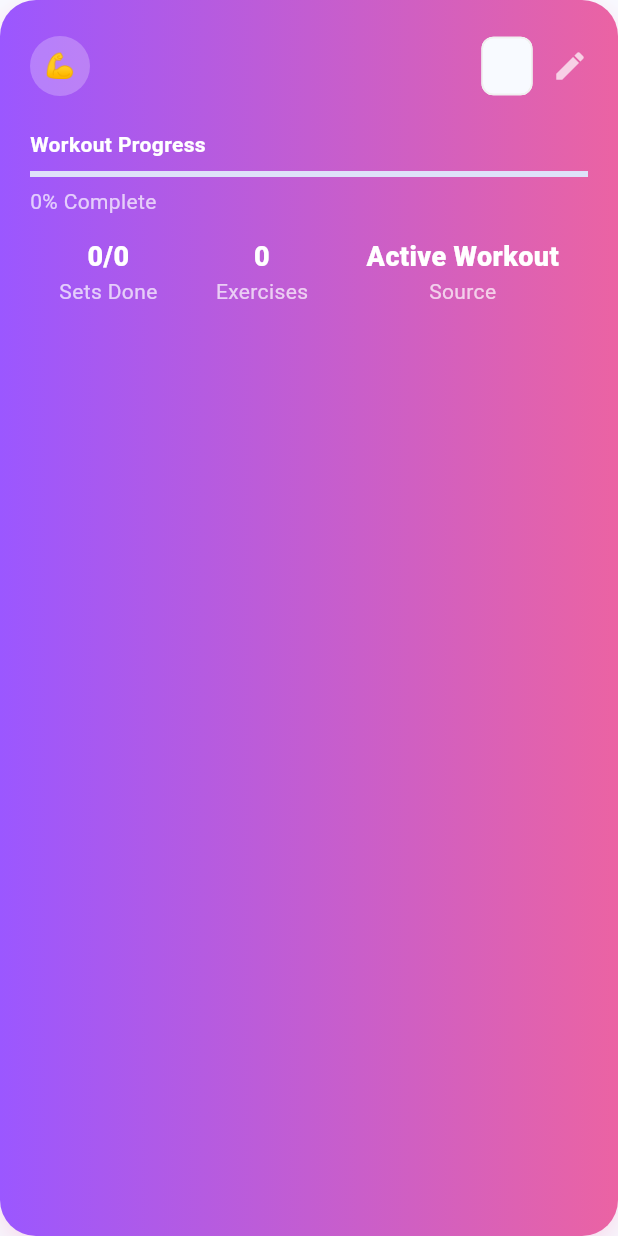
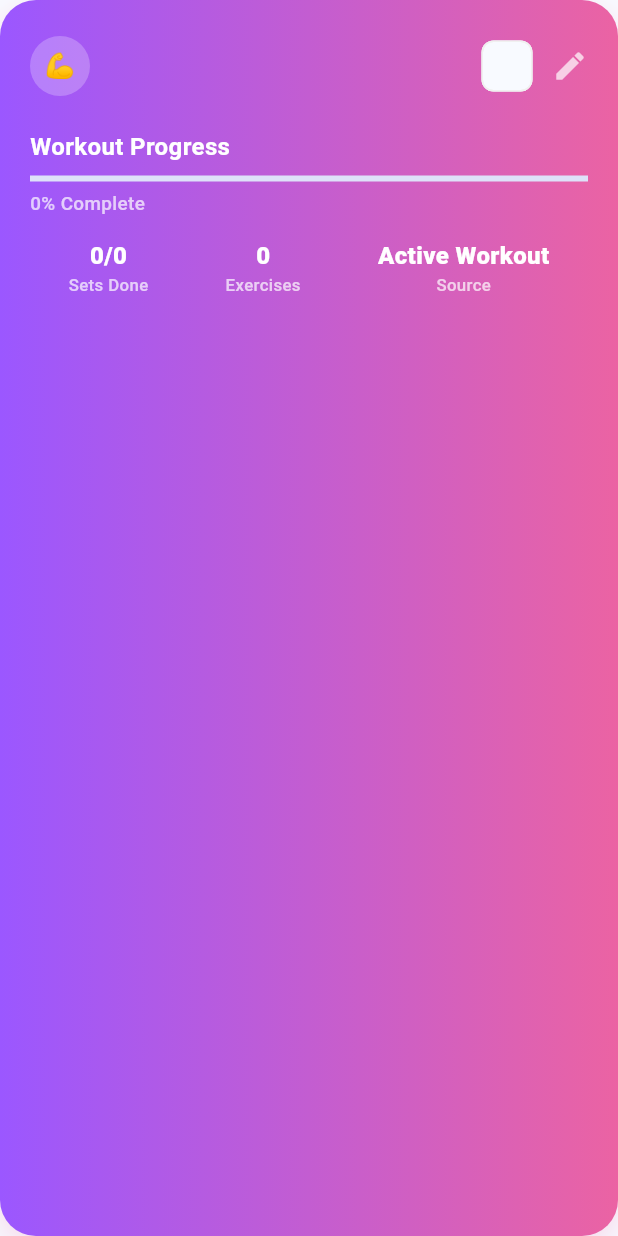
Before and after one commit to Davidam197/fitflow-fitness-app, a Flutter app: the _Header widget shown alone on an empty page, opened directly with empty values, on a phone screen of 412 x 824 dp. Run offline on Flutter 3.47's test engine with Material 3 defaults, Android fonts, the phone set to English and light mode, and no system bars; our stand-ins replace hive, hive_flutter; accounts and stored records are empty.

Commit message:
Improve text sizing and responsiveness across workout detail screen
- Make all text sizes responsive using Responsive utility
- Optimize exercise card text for better readability
- Improve header text sizing with proper font weights
- Make button text and icons scale with screen size
- Fix context issue in _mini method with Builder widget
- Ensure consistent text hierarchy across all screen sizes
- Fix web scraping service static method calls
- Enhance visual hierarchy with proper font sizing ratios

Text now scales beautifully on all device sizes from phones to tablets!

```diff
--- a/lib/screens/workout_detail_screen.dart
+++ b/lib/screens/workout_detail_screen.dart
@@ -50,7 +50,19 @@ class WorkoutDetailScreen extends StatelessWidget {
           if (w.isCompleted)
             FilledButton(
               onPressed: () => prov.resetWorkout(w.id),
-              child: const Text('Restart Workout'),
+              style: FilledButton.styleFrom(
+                padding: EdgeInsets.symmetric(
+                  vertical: Responsive.getSpacing(context),
+                  horizontal: Responsive.getSpacing(context) * 1.5,
+                ),
+              ),
+              child: Text(
+                'Restart Workout',
+                style: TextStyle(
+                  fontSize: Responsive.getBodyFontSize(context),
+                  fontWeight: FontWeight.w600,
+                ),
+              ),
             ),
         ],
       ),
@@ -71,19 +83,49 @@ class _Header extends StatelessWidget {
         Row(children: [
           const CircleAvatar(backgroundColor: Colors.white24, child: Text('💪')),
           const SizedBox(width: 12),
-          Expanded(child: Text(w.name, style: Theme.of(context).textTheme.headlineSmall?.copyWith(color: Colors.white))),
+          Expanded(
+            child: Text(
+              w.name,
+              style: TextStyle(
+                fontSize: Responsive.getTitleFontSize(context),
+                fontWeight: FontWeight.w800,
+                color: Colors.white,
+              ),
+            ),
+          ),
           const SizedBox(width: 8),
-          Chip(label: Text(w.category)),
+          Chip(
+            label: Text(
+              w.category,
+              style: TextStyle(
+                fontSize: Responsive.getBodyFontSize(context) * 0.8,
+                fontWeight: FontWeight.w600,
+              ),
+            ),
+          ),
           const SizedBox(width: 6),
           const Icon(Icons.edit, color: Colors.white70),
         ]),
         const SizedBox(height: 18),
-        const Text('Workout Progress', style: TextStyle(color: Colors.white, fontWeight: FontWeight.w700)),
+        Text(
+          'Workout Progress',
+          style: TextStyle(
+            color: Colors.white,
+            fontWeight: FontWeight.w700,
+            fontSize: Responsive.getSubtitleFontSize(context),
+          ),
+        ),
         const SizedBox(height: 8),
         LinearProgressIndicator(value: w.progress.clamp(0,1)),
         const SizedBox(height: 6),
-        Text('${w.progressPercent}% Complete',
-            style: const TextStyle(color: Colors.white70)),
+        Text(
+          '${w.progressPercent}% Complete',
+          style: TextStyle(
+            color: Colors.white70,
+            fontSize: Responsive.getBodyFontSize(context) * 0.9,
+            fontWeight: FontWeight.w500,
+          ),
+        ),
         const SizedBox(height: 14),
         Row(mainAxisAlignment: MainAxisAlignment.spaceAround, children: [
           _mini('🏋️', '${w.completedSets}/${w.totalSets}', 'Sets Done'),
@@ -94,10 +136,28 @@ class _Header extends StatelessWidget {
     );
   }
 
-  Widget _mini(String emoji, String value, String label) => Column(children: [
-    Text(value, style: const TextStyle(color: Colors.white, fontWeight: FontWeight.w800, fontSize: 18)),
-    Text(label, style: const TextStyle(color: Colors.white70)),
-  ]);
+  Widget _mini(String emoji, String value, String label) {
+    return Builder(
+      builder: (context) => Column(children: [
+        Text(
+          value,
+          style: TextStyle(
+            color: Colors.white,
+            fontWeight: FontWeight.w800,
+            fontSize: Responsive.getSubtitleFontSize(context),
+          ),
+        ),
+        Text(
+          label,
+          style: TextStyle(
+            color: Colors.white70,
+            fontSize: Responsive.getBodyFontSize(context) * 0.8,
+            fontWeight: FontWeight.w500,
+          ),
+        ),
+      ]),
+    );
+  }
 }
 
 class _ExerciseTile extends StatefulWidget {
@@ -287,8 +347,10 @@ class _ExerciseTileState extends State<_ExerciseTile> {
                 Expanded(
                   child: Text(
                     ex.name,
-                    style: Theme.of(context).textTheme.titleSmall?.copyWith(
+                    style: TextStyle(
+                      fontSize: Responsive.getBodyFontSize(context) * 0.9,
                       fontWeight: FontWeight.w600,
+                      color: const Color(0xFF0E1625),
                     ),
                     maxLines: 2,
                     overflow: TextOverflow.ellipsis,
@@ -317,8 +379,10 @@ class _ExerciseTileState extends State<_ExerciseTile> {
             // Sets and reps info
             Text(
               '${ex.sets} sets × ${ex.reps} reps',
-              style: Theme.of(context).textTheme.bodySmall?.copyWith(
+              style: TextStyle(
+                fontSize: Responsive.getBodyFontSize(context) * 0.8,
                 color: Colors.grey.shade600,
+                fontWeight: FontWeight.w500,
               ),
             ),
 
@@ -327,8 +391,10 @@ class _ExerciseTileState extends State<_ExerciseTile> {
             // Progress info
             Text(
               '${ex.completedSets}/${ex.sets}',
-              style: Theme.of(context).textTheme.bodySmall?.copyWith(
-                fontWeight: FontWeight.w500,
+              style: TextStyle(
+                fontSize: Responsive.getBodyFontSize(context) * 0.8,
+                fontWeight: FontWeight.w600,
+                color: const Color(0xFF0E1625),
               ),
             ),
 
@@ -351,19 +417,25 @@ class _ExerciseTileState extends State<_ExerciseTile> {
                 Expanded(
                   child: FilledButton.icon(
                     onPressed: () => _openTimer(context),
-                    icon: const Icon(Icons.timer, size: 16),
-                    label: const Text('Timer', style: TextStyle(fontSize: 12)),
+                    icon: Icon(Icons.timer, size: Responsive.getIconSize(context) * 0.7),
+                    label: Text(
+                      'Timer',
+                      style: TextStyle(fontSize: Responsive.getBodyFontSize(context) * 0.75),
+                    ),
                     style: FilledButton.styleFrom(
-                      padding: const EdgeInsets.symmetric(vertical: 12),
+                      padding: EdgeInsets.symmetric(
+                        vertical: Responsive.getSpacing(context) * 0.75,
+                        horizontal: Responsive.getSpacing(context) * 0.5,
+                      ),
                       shape: RoundedRectangleBorder(borderRadius: BorderRadius.circular(8)),
                     ),
                   ),
                 ),
-                const SizedBox(width: 8),
+                SizedBox(width: Responsive.getSpacing(context) * 0.5),
                 // Complete button
                 SizedBox(
-                  height: 40,
-                  width: 40,
+                  height: Responsive.getSpacing(context) * 2.5,
+                  width: Responsive.getSpacing(context) * 2.5,
                   child: FilledButton(
                     style: FilledButton.styleFrom(
                       backgroundColor: Colors.green,
@@ -371,7 +443,11 @@ class _ExerciseTileState extends State<_ExerciseTile> {
                       padding: EdgeInsets.zero,
                     ),
                     onPressed: () => prov.incrementSet(w.id, ex.id),
-                    child: const Icon(Icons.check, color: Colors.white, size: 18),
+                    child: Icon(
+                      Icons.check,
+                      color: Colors.white,
+                      size: Responsive.getIconSize(context) * 0.8,
+                    ),
                   ),
                 ),
               ],
--- a/lib/services/web_scraping_service.dart
+++ b/lib/services/web_scraping_service.dart
@@ -92,7 +92,7 @@ class WebScrapingService {
 
       // Check if this is a workout header
       final isWorkoutHeader =
-          _isWorkoutHeader(text) && text.length < 100;
+          WebScrapingService._isWorkoutHeader(text) && text.length < 100;
 
       if (isWorkoutHeader) {
         // Save previous workout if it has exercises
@@ -112,13 +112,13 @@ class WebScrapingService {
         );
       } else if (currentWorkout != null) {
         // Try to extract exercise
-        final exercise = _parseExercise(text);
+        final exercise = WebScrapingService._parseExercise(text);
         if (exercise != null) {
           currentWorkout.exercises.add(exercise);
         }
       } else {
         // No workout header found yet, but found an exercise
-        final exercise = _parseExercise(text);
+        final exercise = WebScrapingService._parseExercise(text);
         if (exercise != null) {
           currentWorkout ??= Workout(
             id: DateTime.now().millisecondsSinceEpoch.toString(),
```
